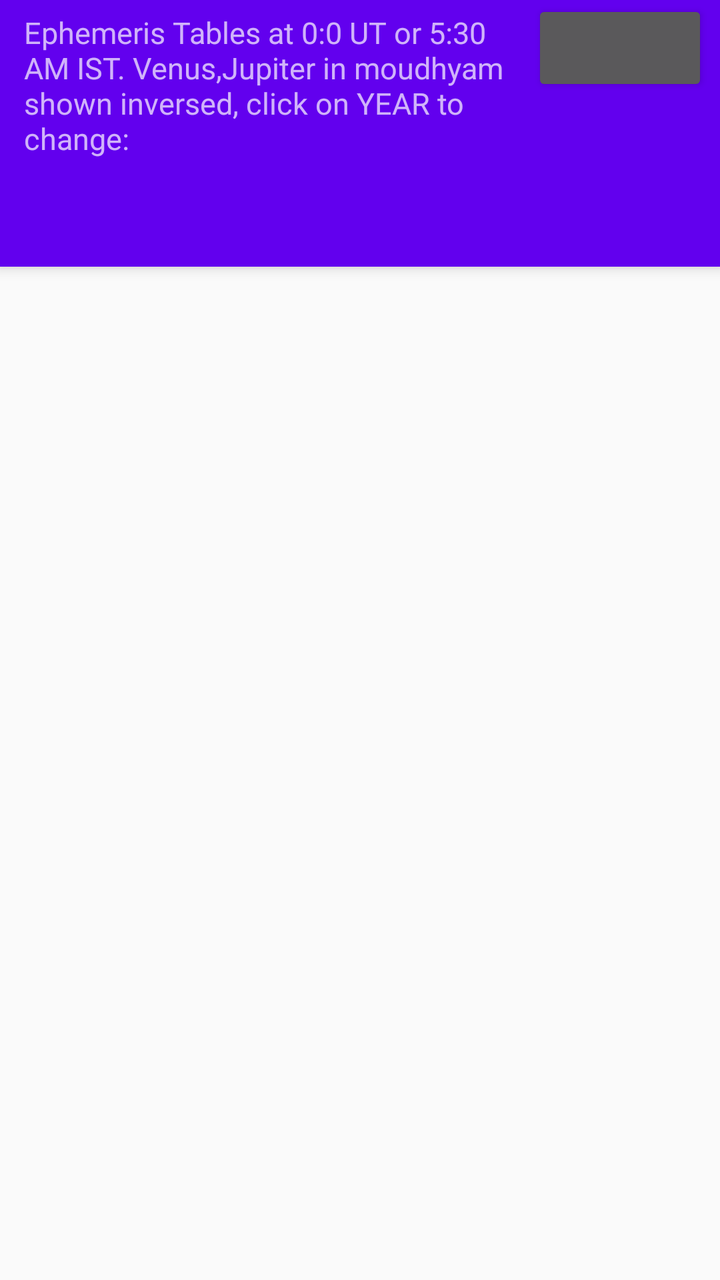
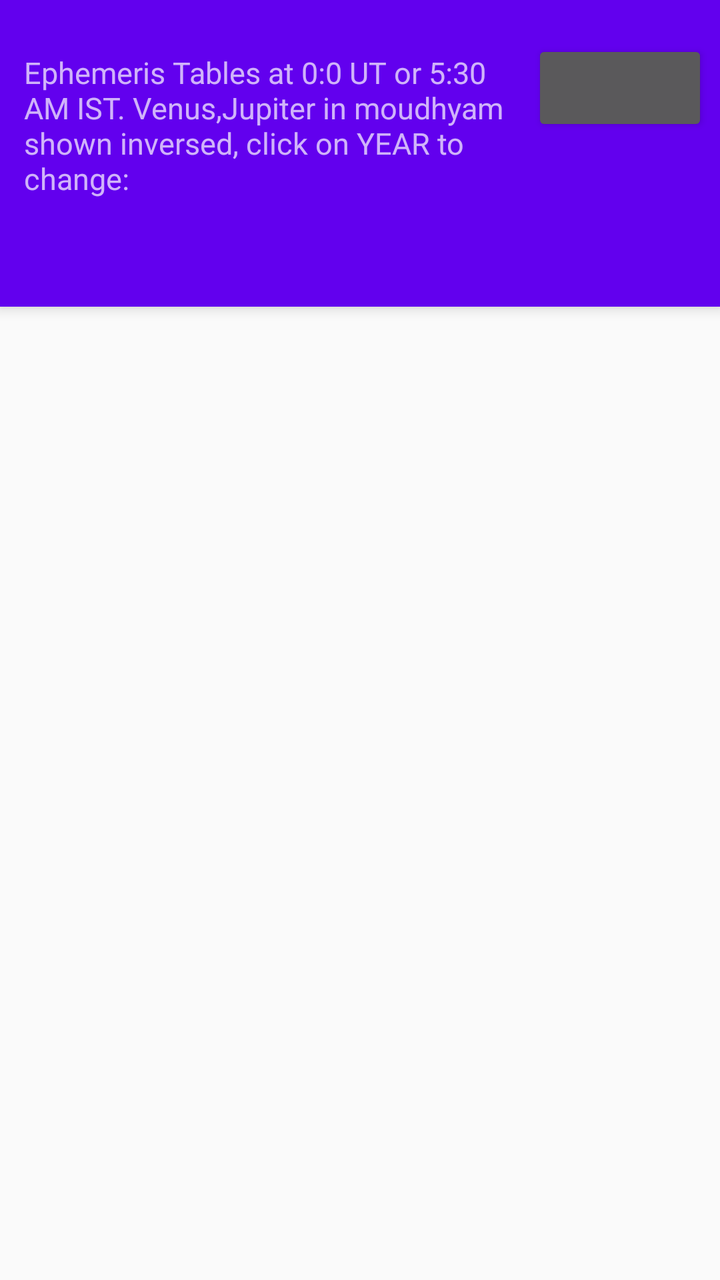

Before-and-after screenshots of an Android layout around one commit, followed by the original layout XML and the change that was made.
<!-- AndroidManifest.xml: application theme AppTheme -->
<!-- res/layout/tabbed_activity.xml -->
<?xml version="1.0" encoding="utf-8"?>
<androidx.coordinatorlayout.widget.CoordinatorLayout xmlns:android="http://schemas.android.com/apk/res/android"
    xmlns:app="http://schemas.android.com/apk/res-auto"
    xmlns:tools="http://schemas.android.com/tools"
    android:layout_width="match_parent"
    android:layout_height="match_parent"
    >

    <com.google.android.material.appbar.AppBarLayout
        android:layout_width="match_parent"
        android:layout_height="wrap_content"
        android:focusableInTouchMode="true"
        android:theme="@style/AppTheme.AppBarOverlay">

        <RelativeLayout
            android:layout_width="match_parent"
            android:layout_height="wrap_content"
            >
            <ProgressBar
                android:id="@+id/progress"
                style="@style/Widget.AppCompat.ProgressBar.Horizontal"
                android:visibility="gone"
                android:layout_width="match_parent"
                android:layout_height="wrap_content" />
            <TextView
                android:id="@+id/yeartxt"
                android:layout_width="wrap_content"
                android:layout_height="wrap_content"
                android:layout_toLeftOf="@+id/year"
                android:text="@string/eph_header"
                android:textSize="15dp"
                android:padding="6dp"
                android:layout_marginLeft="6dp"
                />
            <Button
                android:id="@+id/year"
                android:layout_width="wrap_content"
                android:layout_height="wrap_content"
                android:textStyle="bold"
                android:textAppearance=
                    "@android:style/TextAppearance.DeviceDefault.Medium"
                android:layout_alignParentEnd="true"
                android:layout_alignParentRight="true"
                android:layout_marginRight="6dp"/>

        </RelativeLayout>

        <com.google.android.material.tabs.TabLayout
            android:id="@+id/tabs"
            android:layout_width="match_parent"
            android:layout_height="wrap_content"
            android:background="?attr/colorPrimary"
            app:tabMode="auto" />
    </com.google.android.material.appbar.AppBarLayout>

    <androidx.viewpager.widget.ViewPager
        android:id="@+id/view_pager"
        android:layout_width="match_parent"
        android:layout_height="match_parent"
        app:layout_behavior="@string/appbar_scrolling_view_behavior" />
</androidx.coordinatorlayout.widget.CoordinatorLayout>
<!-- resources referenced by this layout -->
<resources>
  <string name="eph_header" translatable="false">"Ephemeris Tables at 0:0 UT or 5:30 AM IST. Venus,Jupiter in moudhyam shown inversed, click on YEAR to change: "</string>
  <style name="AppTheme.AppBarOverlay" parent="ThemeOverlay.AppCompat.Dark.ActionBar" />
  <style name="AppTheme" parent="Theme.AppCompat.Light.DarkActionBar">
          
          <item name="colorPrimary">@color/colorPrimary</item>
          <item name="colorPrimaryDark">@color/colorPrimaryDark</item>
          <item name="colorAccent">@color/colorAccent</item>
      </style>
  <color name="colorPrimary">#6200EE</color>
  <color name="colorPrimaryDark">#3700B3</color>
  <color name="colorAccent">#03DAC5</color>
</resources>

<!-- the commit's change to res/layout/tabbed_activity.xml (unified diff, before → after) -->
@@ -10,11 +10,14 @@
         android:layout_width="match_parent"
         android:layout_height="wrap_content"
         android:focusableInTouchMode="true"
-        android:theme="@style/AppTheme.AppBarOverlay">
+        android:theme="@style/AppTheme.AppBarOverlay" >
 
         <RelativeLayout
+            android:id="@+id/rlayout"
             android:layout_width="match_parent"
             android:layout_height="wrap_content"
+            android:layout_marginTop="20dp"
+
             >
             <ProgressBar
                 android:id="@+id/progress"
